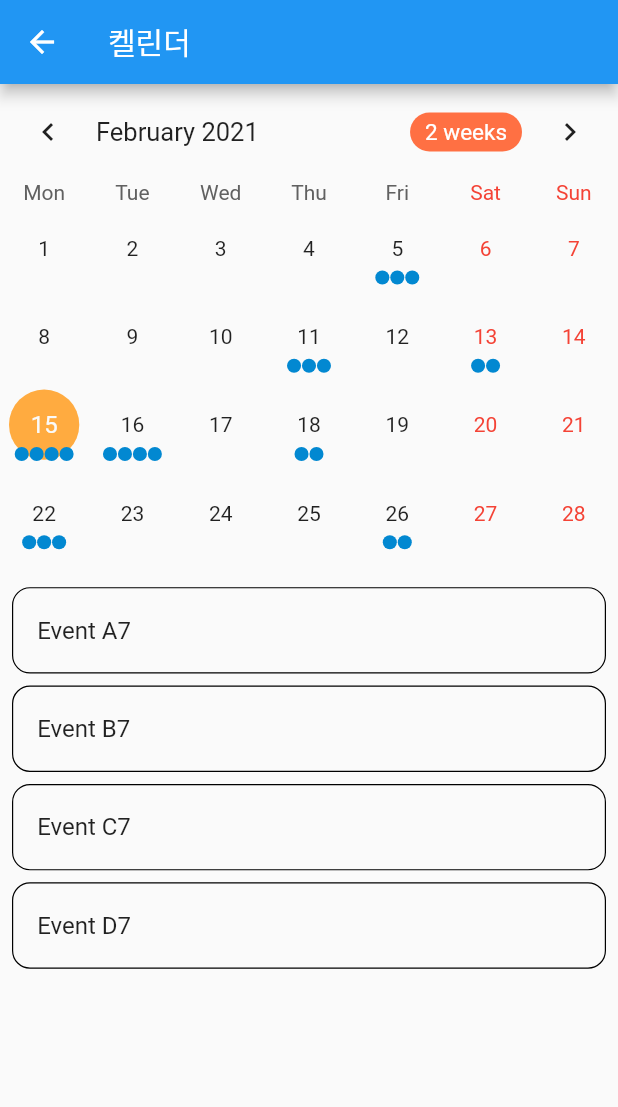
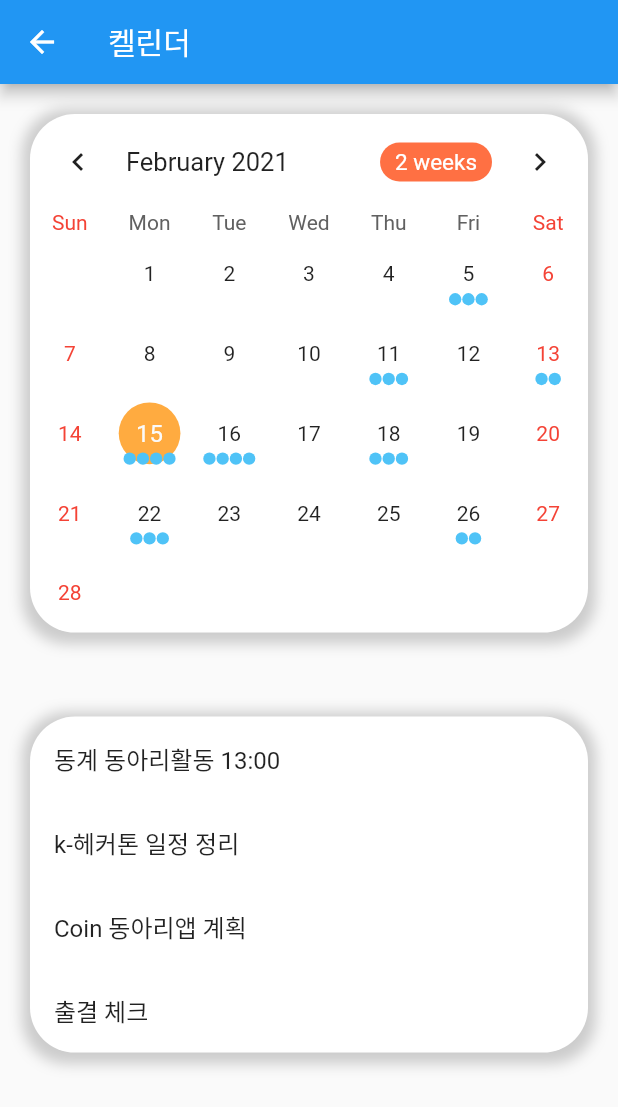
Before and after one commit to alsgur9368/Coin_app, a Flutter app: the MyHomePage screen opened directly, on a phone screen of 412 x 824 dp. Shown: the top 1107 px of the screen. Run offline on Flutter 3.47's test engine with Material 2 defaults, Android fonts, the phone set to English and light mode, and no system bars; drawn by our look-alikes of table_calendar; our stand-ins replace flutter_secure_storage, flutter_slidable, flutter_svg, image_picker, permission_handler, rflutter_alert and 1 more; missing offline and left inert: app_settings, groovin_widgets, qrscan; accounts and stored records are empty.

Commit message:
Calrendar design

```diff
--- a/lib/First_screen/calendar.dart
+++ b/lib/First_screen/calendar.dart
@@ -9,7 +9,6 @@ final Map<DateTime, List> _holidays = {
   DateTime(2020, 4, 21): ['Easter Sunday'],
   DateTime(2020, 4, 22): ['Easter Monday'],
 };
-
 class MyHomePage extends StatefulWidget {
   MyHomePage({Key key, this.title}) : super(key: key);
 
@@ -36,45 +35,64 @@ class _MyHomePageState extends State<MyHomePage> with TickerProviderStateMixin {
         'Event B0',
         'Event C0',
       ],
-      _selectedDay.subtract(Duration(days: 27)): ['Event A1',],
+      _selectedDay.subtract(Duration(days: 27)): [
+        'Event A1',
+      ],
       _selectedDay.subtract(Duration(days: 20)): [
         'Event A2',
         'Event B2',
         'Event C2',
         'Event D2',
       ],
-      _selectedDay.subtract(Duration(days: 16)): ['Event A3', 'Event B3',],
+      _selectedDay.subtract(Duration(days: 16)): [
+        'Event A3',
+        'Event B3',
+      ],
       _selectedDay.subtract(Duration(days: 10)): [
         'Event A4',
         'Event B4',
         'Event C4',
       ],
       _selectedDay.subtract(Duration(days: 4)): [
-        'Event A5',
-        'Event B5',
-        'Event C5',
+        '동계 동아리활동 13:00',
+        'C 교육',
+        '동아리 규칙 설명',
       ],
-      _selectedDay.subtract(Duration(days: 2)): ['Event A6', 'Event B6',],
-      _selectedDay: ['Event A7', 'Event B7', 'Event C7', 'Event D7',],
+      _selectedDay.subtract(Duration(days: 2)): [
+        '동계 동아리활동 13:00',
+        'Coin k-헤커톤 회의',
+      ],
+      _selectedDay: [
+        '동계 동아리활동 13:00',
+        'k-헤커톤 일정 정리',
+        'Coin 동아리앱 계획',
+        '출결 체크',
+      ],
       _selectedDay.add(Duration(days: 1)): [
-        'Event A8',
-        'Event B8',
-        'Event C8',
-        'Event D8',
+        '동계 동아리활동 13:00',
+        '창업리그 구체화',
+        '헤커톤 구체화',
+        '동아리 내부회의',
       ],
-      _selectedDay.add(Duration(days: 3)):
-      Set.from(['Event A9', 'Event A9', 'Event B9']).toList(),
+      _selectedDay.add(Duration(days: 3)): Set.from([
+        '동계 동아리활동 13:00',
+        '어쩌구 회의',
+        '아무튼 개발',
+      ]).toList(),
       _selectedDay.add(Duration(days: 7)): [
         '동계 동아리활동 13:00',
         'Coin 동아리 어플 개발회의 13:00',
         '동아리방 대청소 16:00',
       ],
-      _selectedDay.add(Duration(days: 11)): ['Event A11', 'Event B11'],
+      _selectedDay.add(Duration(days: 11)): [
+        '일정 1',
+        '일정 2',
+      ],
       _selectedDay.add(Duration(days: 17)): [
-        'Event A12',
-        'Event B12',
-        'Event C12',
-        'Event D12',
+        '동계 동아리활동 13:00',
+        '동계 동아리활동 13:00',
+        '동계 동아리활동 13:00',
+        '동계 동아리활동 13:00',
       ],
       _selectedDay.add(Duration(days: 22)): ['Event A13', 'Event B13'],
       _selectedDay.add(Duration(days: 26)): [
@@ -109,13 +127,13 @@ class _MyHomePageState extends State<MyHomePage> with TickerProviderStateMixin {
     });
   }
 
-  void _onVisibleDaysChanged(DateTime first, DateTime last,
-      CalendarFormat format) {
+  void _onVisibleDaysChanged(
+      DateTime first, DateTime last, CalendarFormat format) {
     print('CALLBACK: _onVisibleDaysChanged');
   }
 
-  void _onCalendarCreated(DateTime first, DateTime last,
-      CalendarFormat format) {
+  void _onCalendarCreated(
+      DateTime first, DateTime last, CalendarFormat format) {
     print('CALLBACK: _onCalendarCreated');
   }
 
@@ -125,21 +143,40 @@ class _MyHomePageState extends State<MyHomePage> with TickerProviderStateMixin {
       appBar: AppBar(
         title: Text(widget.title),
       ),
-      body: Column(
-        mainAxisSize: MainAxisSize.max,
+      body: Container(
+        child: Column(
           children: <Widget>[
-          // Switch out 2 lines below to play with TableCalendar's settings
+            Container(
+              margin: EdgeInsets.all(20),
+              width:double.infinity,
+              decoration: BoxDecoration(
+                color: Colors.white,
+                borderRadius: BorderRadius.circular(30), //border corner radius
+                boxShadow:[
+                  BoxShadow(
+                    color: Colors.grey.withOpacity(0.5), //color of shadow
+                    spreadRadius: 5, //spread radius
+                    blurRadius: 7, // blur radius
+                    offset: Offset(0, 2), // changes position of shadow
+                  ),
+                ],
+              ),
+              child: Column(
+                children: <Widget>[
+                _buildTableCalendar(),
+                  ]
+                ),
+            ),
             //-----------------------
-          _buildTableCalendar(),
             // _buildTableCalendarWithBuilders(),
             const SizedBox(height: 8.0),
             const SizedBox(height: 8.0),
             Expanded(child: _buildEventList()),
           ],
         ),
+      ),
     );
   }
-
 
   // Simple TableCalendar configuration (using Styles)
   Widget _buildTableCalendar() {
@@ -147,11 +184,11 @@ class _MyHomePageState extends State<MyHomePage> with TickerProviderStateMixin {
       calendarController: _calendarController,
       events: _events,
       holidays: _holidays,
-      startingDayOfWeek: StartingDayOfWeek.monday,
+      startingDayOfWeek: StartingDayOfWeek.sunday,
       calendarStyle: CalendarStyle(
         selectedColor: Colors.orangeAccent[200],
         todayColor: Colors.orangeAccent[200],
-        markersColor: Colors.lightBlue[700],
+        markersColor: Colors.lightBlue[300],
         outsideDaysVisible: false,
       ),
       headerStyle: HeaderStyle(
@@ -284,7 +321,6 @@ class _MyHomePageState extends State<MyHomePage> with TickerProviderStateMixin {
       ),
     );
   }
-
   Widget _buildHolidaysMarker() {
     return Icon(
       Icons.add_box,
@@ -293,25 +329,38 @@ class _MyHomePageState extends State<MyHomePage> with TickerProviderStateMixin {
     );
   }
 
-
-
   Widget _buildEventList() {
     return ListView(
+      children: [
+        Container(
+            margin: EdgeInsets.all(20),
+            width:double.infinity,
+                decoration: BoxDecoration(
+                    color: Colors.white,
+                    borderRadius: BorderRadius.circular(30), //bo``rder corner radius
+                    boxShadow:[
+                        BoxShadow(
+                        color: Colors.grey.withOpacity(0.5), //color of shadow
+                        spreadRadius: 5, //spread radius
+                        blurRadius: 7, // blur radius
+                        offset: Offset(0, 2), // changes position of shadow
+                        ),
+                    ],
+                ),
+            child: Container(
+              child: Column(
                 children: _selectedEvents
-          .map((event) =>
-          Container(
-            decoration: BoxDecoration(
-              border: Border.all(width: 0.8),
-              borderRadius: BorderRadius.circular(12.0),
-            ),
-            margin:
-            const EdgeInsets.symmetric(horizontal: 8.0, vertical: 4.0),
+                    .map((event) => Container(
+                          margin: EdgeInsets.zero,
                           child: ListTile(
                             title: Text(event.toString()),
-              onTap: () => print('$event tapped!'),
                           ),
                         ))
                     .toList(),
+              ),
+            ),
+          ),
+      ],
     );
   }
 }
```
Lines whose indentation alone changed are shown as unchanged.
